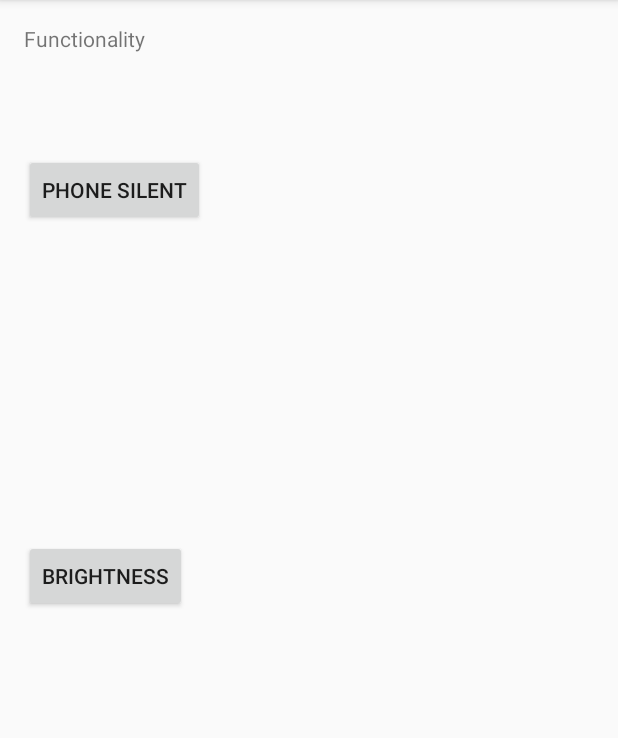
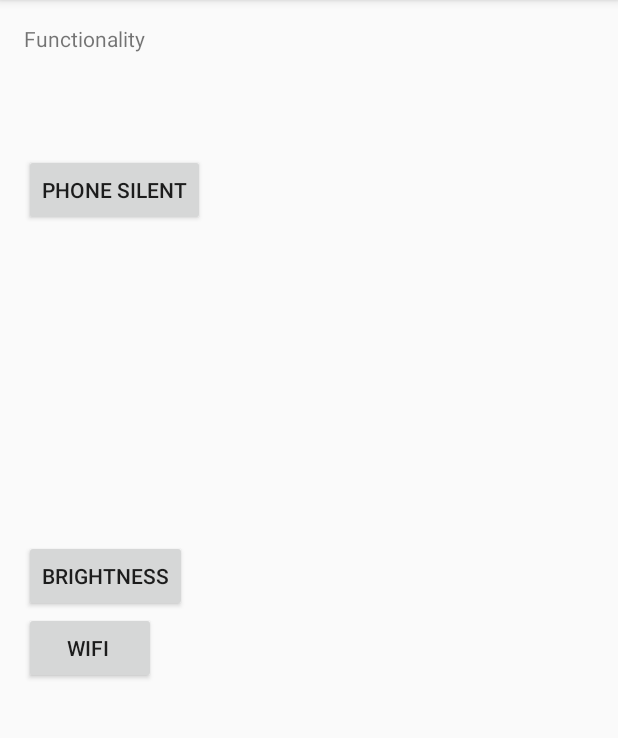
Before and after one commit to awesomeyi/SmartSchedule, an Android app: the FunctionalityViewActivity screen opened directly, with no data from a screen before it, on a phone screen of 412 x 824 dp, the part 84-822 px from its top. Run offline under Robolectric (Android 15) with nearby library versions, the phone set to English and light mode, and no system bars.

Commit message:
implemented wifi toggle

```diff
--- a/app/src/main/AndroidManifest.xml
+++ b/app/src/main/AndroidManifest.xml
@@ -1,8 +1,13 @@
 <?xml version="1.0" encoding="utf-8"?>
 <manifest xmlns:android="http://schemas.android.com/apk/res/android"
     package="com.example.yi.smartschedule">
+
+    <uses-permission android:name="android.permission.CHANGE_WIFI_STATE" />
     <uses-permission android:name="android.permission.WRITE_SETTINGS"/>
     <uses-permission android:name="android.permission.MODIFY_AUDIO_SETTINGS" />
+    <uses-permission android:name="android.permission.MODIFY_PHONE_STATE" />
+
+
 
 
     <application
--- a/app/src/main/res/layout/activity_functionality_view.xml
+++ b/app/src/main/res/layout/activity_functionality_view.xml
@@ -31,4 +31,12 @@
         android:id="@+id/brightness"
         android:layout_centerVertical="true"
         android:layout_alignParentStart="true" />
+
+    <Button
+        android:layout_width="wrap_content"
+        android:layout_height="wrap_content"
+        android:text="Wifi "
+        android:id="@+id/wifi"
+        android:layout_below="@+id/brightness"
+        android:layout_alignParentStart="true" />
 </RelativeLayout>
```
Also changed, not shown: app/src/main/java/com/example/yi/smartschedule/FunctionalityViewActivity.java (+39 -4 lines).
